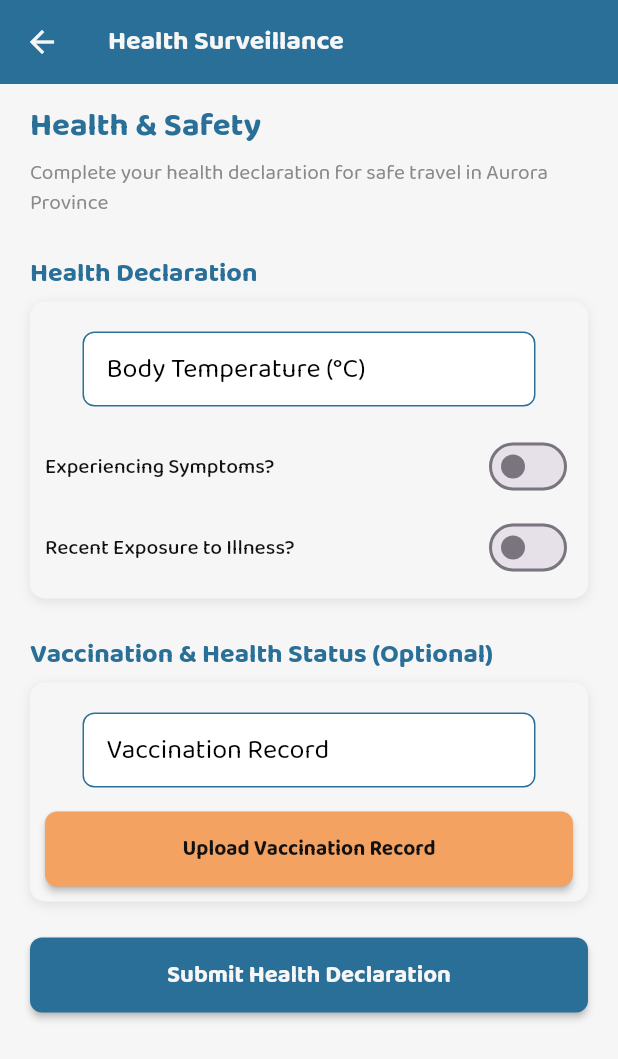
After one commit to lansoyyy/autor_mobile, a Flutter app: the HealthSurveillanceScreen screen opened directly, on a phone screen of 412 x 824 dp. The commit adds this screen. Shown: the top 1059 px of the screen. Run offline on Flutter 3.47's test engine with Material 3 defaults, Android fonts, the phone set to English and light mode, and no system bars; our stand-ins replace fluttertoast.

Commit message:
added health surviellance screen

```diff
--- a/lib/screens/home_screen.dart
+++ b/lib/screens/home_screen.dart
@@ -1,5 +1,4 @@
-import 'package:autour_mobile/screens/home_screens/qrcode.pass_screen.dart';
-import 'package:autour_mobile/screens/home_screens/tourism.guide_screen.dart';
+import 'package:autour_mobile/screens/home_screens/health.surveillance_screen.dart';
 import 'package:flutter/material.dart';
 import 'package:autour_mobile/utils/colors.dart';
 import 'package:autour_mobile/widgets/text_widget.dart';
@@ -9,6 +8,8 @@ import 'package:autour_mobile/screens/home_screens/community_screen.dart';
 import 'package:autour_mobile/screens/home_screens/disaster.preparedness_screen.dart';
 import 'package:autour_mobile/screens/home_screens/local.businesses_screen.dart';
 import 'package:autour_mobile/screens/home_screens/travel.planner_screen.dart';
+import 'package:autour_mobile/screens/home_screens/qrcode.pass_screen.dart';
+import 'package:autour_mobile/screens/home_screens/tourism.guide_screen.dart';
 import 'package:autour_mobile/widgets/logout_widget.dart';
 import 'package:autour_mobile/screens/auth/login_screen.dart';
 
@@ -138,7 +139,7 @@ class HomeScreen extends StatelessWidget {
         'title': 'Smart Tourism Guide',
         'description': 'Explore maps and eco-tourism sites',
         'icon': Icons.map_outlined,
-        'screen': SmartTourismGuideScreen(),
+        'screen': const SmartTourismGuideScreen(),
       },
       {
         'title': 'Local Businesses',
@@ -169,6 +170,18 @@ class HomeScreen extends StatelessWidget {
         'description': 'Access attractions easily',
         'icon': Icons.qr_code_outlined,
         'screen': const QrCodeTouristPassScreen(),
+      },
+      {
+        'title': 'Health Surveillance',
+        'description': 'Ensure safety with health checks',
+        'icon': Icons.health_and_safety_outlined,
+        'screen': HealthSurveillanceScreen()
+      },
+      {
+        'title': 'Common Dialects',
+        'description': 'Learn local phrases and dialects',
+        'icon': Icons.language_outlined,
+        'screen': const PlaceholderScreen(title: 'Common Dialects'),
       },
     ];
 
--- /dev/null
+++ b/lib/screens/home_screens/health.surveillance_screen.dart
@@ -0,0 +1,357 @@
+import 'package:flutter/material.dart';
+import 'package:autour_mobile/utils/colors.dart';
+import 'package:autour_mobile/widgets/text_widget.dart';
+import 'package:autour_mobile/widgets/button_widget.dart';
+import 'package:autour_mobile/widgets/textfield_widget.dart';
+
+class HealthSurveillanceScreen extends StatefulWidget {
+  const HealthSurveillanceScreen({super.key});
+
+  @override
+  State<HealthSurveillanceScreen> createState() =>
+      _HealthSurveillanceScreenState();
+}
+
+class _HealthSurveillanceScreenState extends State<HealthSurveillanceScreen> {
+  final _formKey = GlobalKey<FormState>();
+  final TextEditingController temperatureController = TextEditingController();
+  final TextEditingController symptomsController = TextEditingController();
+  final TextEditingController exposureController = TextEditingController();
+  final TextEditingController vaccinationController = TextEditingController();
+  bool hasSymptoms = false;
+  bool hasExposure = false;
+  bool isSubmitted = false;
+
+  @override
+  void dispose() {
+    temperatureController.dispose();
+    symptomsController.dispose();
+    exposureController.dispose();
+    vaccinationController.dispose();
+    super.dispose();
+  }
+
+  Widget _buildSectionHeader(String title) {
+    return Padding(
+      padding: const EdgeInsets.only(top: 12, bottom: 6),
+      child: TextWidget(
+        text: title,
+        fontSize: 18,
+        color: primary,
+        fontFamily: 'Bold',
+        align: TextAlign.left,
+      ),
+    );
+  }
+
+  Widget _buildSection(List<Widget> children) {
+    return Container(
+      margin: const EdgeInsets.only(bottom: 12),
+      padding: const EdgeInsets.all(10),
+      decoration: BoxDecoration(
+        color: white,
+        borderRadius: BorderRadius.circular(10),
+        boxShadow: [
+          BoxShadow(
+            color: grey.withOpacity(0.2),
+            blurRadius: 6,
+            offset: const Offset(0, 2),
+          ),
+        ],
+      ),
+      child: Column(
+        crossAxisAlignment: CrossAxisAlignment.start,
+        children: children,
+      ),
+    );
+  }
+
+  Widget _buildResultItem(String label, String value) {
+    return Padding(
+      padding: const EdgeInsets.symmetric(vertical: 4),
+      child: Row(
+        crossAxisAlignment: CrossAxisAlignment.start,
+        children: [
+          TextWidget(
+            text: '$label: ',
+            fontSize: 14,
+            color: black,
+            fontFamily: 'Medium',
+          ),
+          Expanded(
+            child: TextWidget(
+              text: value,
+              fontSize: 14,
+              color: grey,
+              fontFamily: 'Regular',
+              align: TextAlign.left,
+            ),
+          ),
+        ],
+      ),
+    );
+  }
+
+  @override
+  Widget build(BuildContext context) {
+    return Scaffold(
+      backgroundColor: white,
+      appBar: AppBar(
+        backgroundColor: primary,
+        elevation: 0,
+        title: TextWidget(
+          text: 'Health Surveillance',
+          fontSize: 18,
+          color: white,
+          fontFamily: 'Bold',
+        ),
+        leading: IconButton(
+          icon: const Icon(Icons.arrow_back, color: white),
+          onPressed: () => Navigator.pop(context),
+        ),
+      ),
+      body: SafeArea(
+        child: SingleChildScrollView(
+          padding: const EdgeInsets.symmetric(horizontal: 20, vertical: 12),
+          child: Form(
+            key: _formKey,
+            child: Column(
+              crossAxisAlignment: CrossAxisAlignment.start,
+              children: [
+                // Header
+                TextWidget(
+                  text: 'Health & Safety',
+                  fontSize: 22,
+                  color: primary,
+                  fontFamily: 'Bold',
+                  align: TextAlign.left,
+                ),
+                const SizedBox(height: 6),
+                TextWidget(
+                  text:
+                      'Complete your health declaration for safe travel in Aurora Province',
+                  fontSize: 14,
+                  color: grey,
+                  fontFamily: 'Regular',
+                  align: TextAlign.left,
+                ),
+                const SizedBox(height: 12),
+                // Health Declaration Section
+                _buildSectionHeader('Health Declaration'),
+                _buildSection([
+                  TextFieldWidget(
+                    label: 'Body Temperature (°C)',
+                    hint: 'Enter your current body temperature',
+                    controller: temperatureController,
+                    inputType: TextInputType.number,
+                    borderColor: primary,
+                    hintColor: grey,
+                    width: double.infinity,
+                    height: 50,
+                    radius: 8,
+                    validator: (value) {
+                      if (value == null || value.isEmpty) {
+                        return 'Please enter your body temperature';
+                      }
+                      final temp = double.tryParse(value);
+                      if (temp == null || temp < 35 || temp > 42) {
+                        return 'Please enter a valid temperature (35-42°C)';
+                      }
+                      return null;
+                    },
+                  ),
+                  const SizedBox(height: 6),
+                  Row(
+                    children: [
+                      TextWidget(
+                        text: 'Experiencing Symptoms?',
+                        fontSize: 14,
+                        color: black,
+                        fontFamily: 'Medium',
+                      ),
+                      const Spacer(),
+                      Switch(
+                        value: hasSymptoms,
+                        onChanged: (value) {
+                          setState(() {
+                            hasSymptoms = value;
+                          });
+                        },
+                        activeColor: primary,
+                      ),
+                    ],
+                  ),
+                  if (hasSymptoms)
+                    TextFieldWidget(
+                      label: 'Symptoms',
+                      hint: 'E.g., Fever, Cough, Sore Throat',
+                      controller: symptomsController,
+                      borderColor: primary,
+                      hintColor: grey,
+                      width: double.infinity,
+                      height: 50,
+                      radius: 8,
+                      maxLine: 2,
+                      validator: (value) {
+                        if (hasSymptoms && (value == null || value.isEmpty)) {
+                          return 'Please specify your symptoms';
+                        }
+                        return null;
+                      },
+                    ),
+                  const SizedBox(height: 6),
+                  Row(
+                    children: [
+                      TextWidget(
+                        text: 'Recent Exposure to Illness?',
+                        fontSize: 14,
+                        color: black,
+                        fontFamily: 'Medium',
+                      ),
+                      const Spacer(),
+                      Switch(
+                        value: hasExposure,
+                        onChanged: (value) {
+                          setState(() {
+                            hasExposure = value;
+                          });
+                        },
+                        activeColor: primary,
+                      ),
+                    ],
+                  ),
+                  if (hasExposure)
+                    TextFieldWidget(
+                      label: 'Exposure Details',
+                      hint: 'E.g., Contact with confirmed case',
+                      controller: exposureController,
+                      borderColor: primary,
+                      hintColor: grey,
+                      width: double.infinity,
+                      height: 50,
+                      radius: 8,
+                      maxLine: 2,
+                      validator: (value) {
+                        if (hasExposure && (value == null || value.isEmpty)) {
+                          return 'Please specify exposure details';
+                        }
+                        return null;
+                      },
+                    ),
+                ]),
+                // Vaccination & Health Status Section
+                _buildSectionHeader('Vaccination & Health Status (Optional)'),
+                _buildSection([
+                  TextFieldWidget(
+                    label: 'Vaccination Record',
+                    hint: 'Upload or describe your vaccination status',
+                    controller: vaccinationController,
+                    borderColor: primary,
+                    hintColor: grey,
+                    width: double.infinity,
+                    height: 50,
+                    radius: 8,
+                    hasValidator: false,
+                    maxLine: 2,
+                  ),
+                  const SizedBox(height: 6),
+                  ButtonWidget(
+                    label: 'Upload Vaccination Record',
+                    onPressed: () {
+                      ScaffoldMessenger.of(context).showSnackBar(
+                        SnackBar(
+                          content: TextWidget(
+                            text: 'File upload placeholder',
+                            fontSize: 14,
+                            color: white,
+                          ),
+                          backgroundColor: primary,
+                          duration: const Duration(seconds: 2),
+                        ),
+                      );
+                    },
+                    color: secondary,
+                    textColor: black,
+                    width: double.infinity,
+                    height: 50,
+                    radius: 8,
+                    fontSize: 14,
+                  ),
+                ]),
+                // Submit Button
+                const SizedBox(height: 12),
+                ButtonWidget(
+                  label: 'Submit Health Declaration',
+                  onPressed: () {
+                    if (_formKey.currentState!.validate()) {
+                      setState(() {
+                        isSubmitted = true;
+                      });
+                      ScaffoldMessenger.of(context).showSnackBar(
+                        SnackBar(
+                          content: TextWidget(
+                            text: 'Health declaration submitted',
+                            fontSize: 14,
+                            color: white,
+                          ),
+                          backgroundColor: primary,
+                          duration: const Duration(seconds: 2),
+                        ),
+                      );
+                    }
+                  },
+                  color: primary,
+                  textColor: white,
+                  width: double.infinity,
+                  height: 50,
+                  radius: 8,
+                  fontSize: 16,
+                ),
+                // Results Section
+                if (isSubmitted) ...[
+                  const SizedBox(height: 12),
+                  _buildSectionHeader('Health Declaration Results'),
+                  _buildSection([
+                    _buildResultItem(
+                        'Body Temperature', '${temperatureController.text} °C'),
+                    _buildResultItem(
+                        'Symptoms',
+                        hasSymptoms
+                            ? symptomsController.text.isEmpty
+                                ? 'None reported'
+                                : symptomsController.text
+                            : 'None'),
+                    _buildResultItem(
+                        'Exposure',
+                        hasExposure
+                            ? exposureController.text.isEmpty
+                                ? 'None reported'
+                                : exposureController.text
+                            : 'None'),
+                    _buildResultItem(
+                        'Vaccination Status',
+                        vaccinationController.text.isEmpty
+                            ? 'Not provided'
+                            : vaccinationController.text),
+                    const SizedBox(height: 8),
+                    TextWidget(
+                      text:
+                          'AI Assessment: ${hasSymptoms || hasExposure ? 'Further Review Needed' : 'Low Risk'}',
+                      fontSize: 14,
+                      color: hasSymptoms || hasExposure
+                          ? Colors.red
+                          : Colors.green,
+                      fontFamily: 'Bold',
+                      align: TextAlign.left,
+                    ),
+                  ]),
+                ],
+                const SizedBox(height: 12),
+              ],
+            ),
+          ),
+        ),
+      ),
+    );
+  }
+}
--- a/lib/screens/home_screens/qrcode.pass_screen.dart
+++ b/lib/screens/home_screens/qrcode.pass_screen.dart
@@ -43,20 +43,22 @@ class QrCodeTouristPassScreen extends StatelessWidget {
                 Icon(Icons.qr_code_2, size: 80, color: primary),
                 const SizedBox(height: 12),
                 TextWidget(
-                  text: 'Your Unique QR Code',
+                  text: 'Scan QR Code',
                   fontSize: 18,
                   color: black,
                   fontFamily: 'Bold',
                 ),
                 const SizedBox(height: 6),
                 TextWidget(
-                  text: 'Auto-generated upon registration',
+                  text: 'Click below to start scanning',
                   fontSize: 12,
                   color: grey,
                   fontFamily: 'Regular',
                 ),
                 const SizedBox(height: 12),
-                Container(
+                GestureDetector(
+                  onTap: () {},
+                  child: Container(
                     height: 180,
                     width: 180,
                     decoration: BoxDecoration(
@@ -65,6 +67,7 @@ class QrCodeTouristPassScreen extends StatelessWidget {
                     ),
                     child: const Center(
                       child: Icon(Icons.qr_code, size: 100, color: grey),
+                    ),
                   ),
                 ),
               ],
```
Lines whose indentation alone changed are shown as unchanged.
